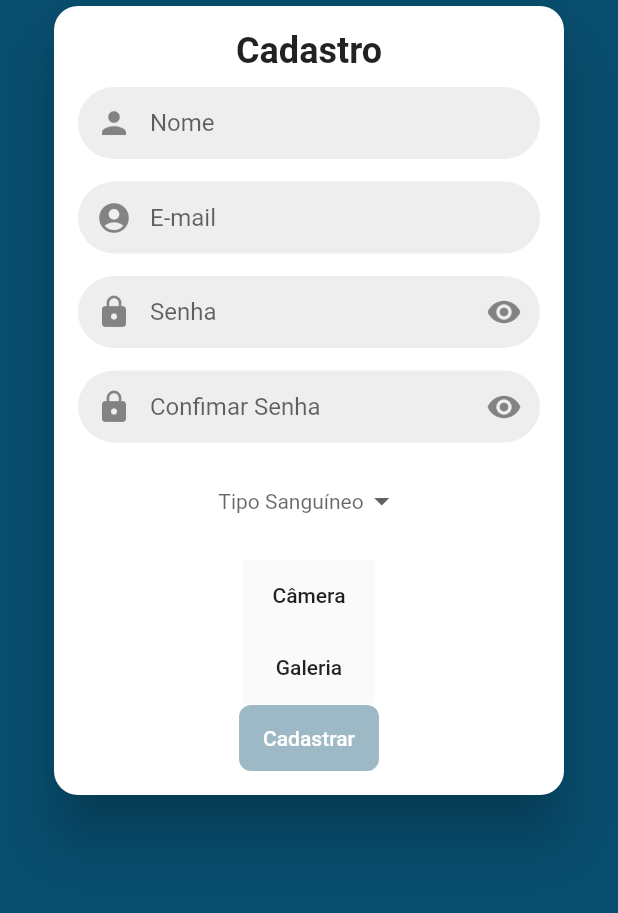
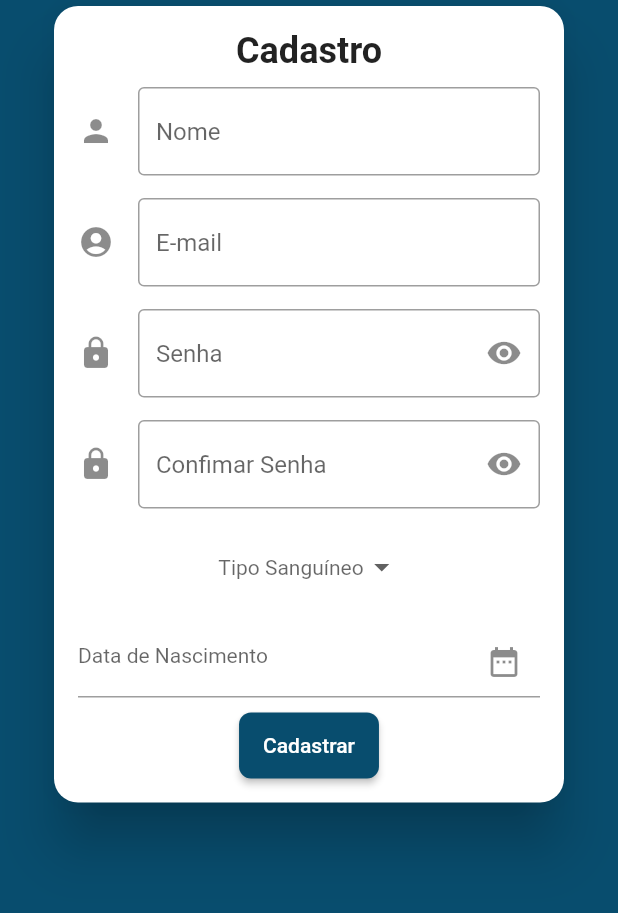
Before and after one commit to juliosouzam/diariosaude, a Flutter app: the SignUpPage screen opened directly, on a phone screen of 412 x 824 dp, the part 318-1231 px from its top. Run offline on Flutter 3.47's test engine with Material 2 defaults, Android fonts, the phone set to English and light mode, and no system bars; drawn by our look-alikes of datetime_picker_formfield; our stand-ins replace cloud_firestore, firebase_auth, flutter_mobx, google_sign_in, image_picker, mobx and 1 more; missing offline and left inert: flutter_facebook_login; accounts and stored records are empty; generated files the repository leaves out were written again; Roboto replaces fonts that are missing (Arial).

Commit message:
validations signUp

```diff
--- a/lib/pages/signUp_page.dart
+++ b/lib/pages/signUp_page.dart
@@ -1,11 +1,9 @@
+import 'package:datetime_picker_formfield/datetime_picker_formfield.dart';
 import 'package:diariosaude/store/login_store.dart';
-import 'package:diariosaude/widgets/image_source_sheet.dart';
 import 'package:flutter/material.dart';
-import 'package:diariosaude/pages/home_page.dart';
 import 'package:diariosaude/components/shared/button.dart';
-import 'package:diariosaude/components/shared/input_text.dart';
 import 'package:flutter_mobx/flutter_mobx.dart';
-import 'package:mobx/mobx.dart';
+import 'package:intl/intl.dart';
 
 
 
@@ -19,7 +17,18 @@ class SignUpPage extends StatefulWidget {
   _SignUpPageState createState() => _SignUpPageState(loginStore);
 }
 
+
 class _SignUpPageState extends State<SignUpPage> {
+
+  @override
+  void initState() {
+    loginStore.setEmail("");
+    loginStore.setName("");
+    loginStore.setPassword("");
+    loginStore.setPasswordConfirm("");
+    loginStore.setDateNasc("");
+    super.initState();
+  }
 
   final GlobalKey<ScaffoldState> _scaffoldKey = GlobalKey<ScaffoldState>();
   final LoginStore loginStore;
@@ -27,8 +36,9 @@ class _SignUpPageState extends State<SignUpPage> {
   _SignUpPageState(this.loginStore){
     loadData();
   }
-
-
+  final format = DateFormat("dd-MM-yyyy");
+  final _dateNasciController = TextEditingController();
+  final _formKey = GlobalKey<FormState>();
   String typeBlood;
 
   List<DropdownMenuItem<String>> listDrop = [];
@@ -94,6 +104,8 @@ class _SignUpPageState extends State<SignUpPage> {
                   elevation: 16,
                   child: Padding(
                     padding: const EdgeInsets.all(16),
+                    child: Form(
+                      key: _formKey,
                       child: Column(
                         children: <Widget>[
                           Center(
@@ -111,10 +123,20 @@ class _SignUpPageState extends State<SignUpPage> {
                             ),
                           ),
                           Observer(builder: (_) {
-                          return InputText(
-                            hint: 'Nome',
-                            prefix: Icon(Icons.person),
-                            textInputType: TextInputType.text,
+                            return TextFormField(
+                              decoration: InputDecoration(
+                                border: OutlineInputBorder(),
+                                icon: Icon(Icons.person),
+                                hintText: 'Nome',
+                                //errorText: loginStore.isNameValid ? null : "Campo Nome é obrigatório!",
+                              ),
+                              validator: (value){
+                                if(loginStore.isNameValid) {
+                                  return null;
+                                }
+                                return "Campo Nome é obrigatório!";
+                              },
+                              keyboardType: TextInputType.text,
                               onChanged: loginStore.setName,
                               enabled: !loginStore.loading,
                             );
@@ -123,10 +145,20 @@ class _SignUpPageState extends State<SignUpPage> {
                             height: 15.0,
                           ),
                           Observer(builder: (_) {
-                          return InputText(
-                            hint: 'E-mail',
-                            prefix: Icon(Icons.account_circle),
-                            textInputType: TextInputType.emailAddress,
+                            return TextFormField(
+                              decoration: InputDecoration(
+                                border: OutlineInputBorder(),
+                                icon: Icon(Icons.account_circle),
+                                hintText: 'E-mail',
+                                //errorText: loginStore.isEmailValid ? null : "Digite um E-mail Válido!"
+                              ),
+                              validator: (value){
+                                if(loginStore.isEmailValid){
+                                  return null;
+                                }
+                                return "Digite um E-mail Válido!";
+                              },
+                              keyboardType: TextInputType.emailAddress,
                               onChanged: loginStore.setEmail,
                               enabled: !loginStore.loading,
                             );
@@ -136,19 +168,29 @@ class _SignUpPageState extends State<SignUpPage> {
                           ),
                           Observer(
                             builder: (_) {
-                            return InputText(
-                              hint: 'Senha',
-                              prefix: Icon(Icons.lock),
-                              obscure: !loginStore.passwordVisible,
-                              onChanged: loginStore.setPassword,
-                              enabled: !loginStore.loading,
-                              suffix: Button(
+                              return TextFormField(
+                                decoration: InputDecoration(
+                                  border: OutlineInputBorder(),
+                                  icon: Icon(Icons.lock),
+                                  hintText: 'Senha',
+                                  //errorText: loginStore.isPasswordValid ? null : "A senha deve ter no minimo 6 caracteres",
+                                  suffixIcon: Button(
                                     radius: 32,
                                     iconData: !loginStore.passwordVisible
                                         ? Icons.visibility
                                         : Icons.visibility_off,
                                     onTap: loginStore.togglePasswordVisibility,
                                   ),
+                                ),
+                                validator: (value){
+                                  if(loginStore.isPasswordValid){
+                                    return null;
+                                  }
+                                  return "A senha deve ter no minimo 6 caracteres";
+                                },
+                                obscureText: !loginStore.passwordVisible,
+                                onChanged: loginStore.setPassword,
+                                enabled: !loginStore.loading,
                               );
                             },
                           ),
@@ -157,19 +199,29 @@ class _SignUpPageState extends State<SignUpPage> {
                           ),
                           Observer(
                             builder: (_) {
-                            return InputText(
-                              hint: 'Confimar Senha',
-                              prefix: Icon(Icons.lock),
-                              obscure: !loginStore.passwordVisible,
-                              onChanged: loginStore.setPasswordConfirm,
-                              enabled: !loginStore.loading,
-                              suffix: Button(
+                              return TextFormField(
+                                decoration: InputDecoration(
+                                  border: OutlineInputBorder(),
+                                  icon: Icon(Icons.lock),
+                                  hintText: 'Confimar Senha',
+                                  //errorText: loginStore.isPasswordConfirmValid ? null : "Confimação de Senha deve ser igual a Senha!",
+                                  suffixIcon: Button(
                                     radius: 32,
                                     iconData: !loginStore.passwordVisible
                                         ? Icons.visibility
                                         : Icons.visibility_off,
                                     onTap: loginStore.togglePasswordVisibility,
                                   ),
+                                ),
+                                validator: (value){
+                                  if(loginStore.isPasswordConfirmValid){
+                                    return null;
+                                  }
+                                  return "Confimação de Senha deve ser igual a Senha!";
+                                },
+                                obscureText: !loginStore.passwordVisible,
+                                onChanged: loginStore.setPasswordConfirm,
+                                enabled: !loginStore.loading,
                               );
                             },
                           ),
@@ -197,9 +249,36 @@ class _SignUpPageState extends State<SignUpPage> {
                           const SizedBox(
                             height: 15.0,
                           ),
-                        ImageSourceSheet(),
+
+                          DateTimeField(
+                              controller: _dateNasciController,
+                              format: format,
+                              onChanged: (value){
+                                loginStore.setDateNasc(_dateNasciController.text);
+                              },
+                              decoration: InputDecoration(
+                                  hintText: "Data de Nascimento",
+                                  suffixIcon: Icon(Icons.date_range),
+                                  //errorText: loginStore.isDateNascValid ? null : "Campo Data de Nascimento Obrigatório!"
+                              ),
+                              validator: (value){
+                                if(loginStore.isDateNascValid){
+                                  return null;
+                                }
+                                return "Campo Data de Nascimento Obrigatório!";
+                              },
+                              style: TextStyle(fontSize: 14.0, color: Colors.grey),
+                              onShowPicker: (context, currentValue) {
+                                return showDatePicker(
+                                  context: context,
+                                  firstDate: DateTime(1920),
+                                  initialDate: currentValue ?? DateTime.now(),
+                                  lastDate: DateTime.now(),
+                                );
+                              },
+                            ),
                           const SizedBox(
-                          height: 1,
+                            height: 10.0,
                           ),
                           Observer(builder: (_) {
                             return SizedBox(
@@ -222,24 +301,25 @@ class _SignUpPageState extends State<SignUpPage> {
                                       .primaryColor
                                       .withAlpha(100),
                                   textColor: Colors.white,
-                                onPressed: loginStore.signUpPressed
-                                    ? () {
+                                  onPressed: () {
+                                    if (_formKey.currentState.validate()) {
                                       Map<String, dynamic> userData = {
                                         "displayName": loginStore.name,
                                         "email": loginStore.email,
-                                          "date_nasc": "12/02/2020",
+                                        "date_nasc": loginStore.dateNasc,
                                         "type_blood": typeBlood,
-                                          "photoUrl":
-                                              "http://www.mds.gov.br/webarquivos/arquivo/mds_pra_vc/botoes/Carta_de_Servi%C3%A7o__200x200_CIDADAO.png",
+                                        "photoUrl": "http://www.mds.gov.br/webarquivos/arquivo/mds_pra_vc/botoes/Carta_de_Servi%C3%A7o__200x200_CIDADAO.png",
                                       };
                                       loginStore.signUp(
                                           userData: userData,
                                           password: loginStore.password);
                                     }
-                                    : null),
+                                  }
+                              ),
                             );
                           }),
                         ],
+                      ),
                     ),
                   ),
                 )
@@ -251,6 +331,11 @@ class _SignUpPageState extends State<SignUpPage> {
     );
   }
 
+  @override
+  void dispose() {
+    _dateNasciController.dispose();
+    super.dispose();
+  }
   void _onSuccess() {
     _scaffoldKey.currentState.showSnackBar(SnackBar(
       content: Text("Recuperação de Senha Enviado para o E-mail!"),
```
Also changed, not shown: lib/store/login_store.dart (+9 -4 lines), lib/store/login_store.g.dart. Lines whose indentation alone changed are shown as unchanged.
